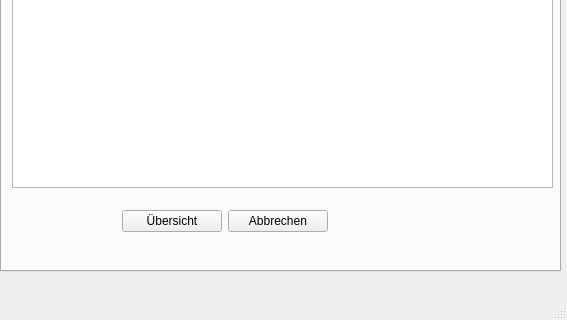
The window that ausgaben.ui (FelixTheC/gruppenkasse_gui) describes before a commit, drawn with Qt 5; both pictures show x 0 to 567 and y 149 to 469 of the 567 by 469 pixel window.
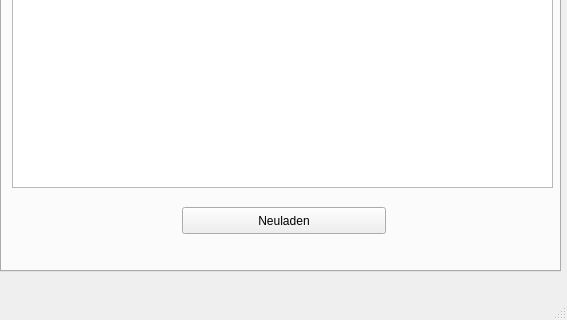
The same window after the commit. The open tabs and pages were chosen to show the change.

Commit message: [CREATE] create functions for open new windows, removed some now useless buttons

```diff
--- a/ausgaben.ui
+++ b/ausgaben.ui
@@ -46,31 +46,18 @@
        </rect>
       </property>
      </widget>
-     <widget class="QWidget" name="">
+     <widget class="QPushButton" name="refresh">
       <property name="geometry">
        <rect>
-        <x>120</x>
+        <x>180</x>
         <y>330</y>
-        <width>206</width>
-        <height>29</height>
+        <width>204</width>
+        <height>27</height>
        </rect>
       </property>
-      <layout class="QHBoxLayout" name="horizontalLayout">
-       <item>
-        <widget class="QPushButton" name="overview">
-         <property name="text">
-          <string>Übersicht</string>
-         </property>
-        </widget>
-       </item>
-       <item>
-        <widget class="QPushButton" name="pushButton_4">
-         <property name="text">
-          <string>Abbrechen</string>
-         </property>
-        </widget>
-       </item>
-      </layout>
+      <property name="text">
+       <string>Neuladen</string>
+      </property>
      </widget>
     </widget>
     <widget class="QWidget" name="hinzufuegen">
```
Left out of the diff: 22 changed lines with no effect on the pictures. The commit also changes 5 other files.
